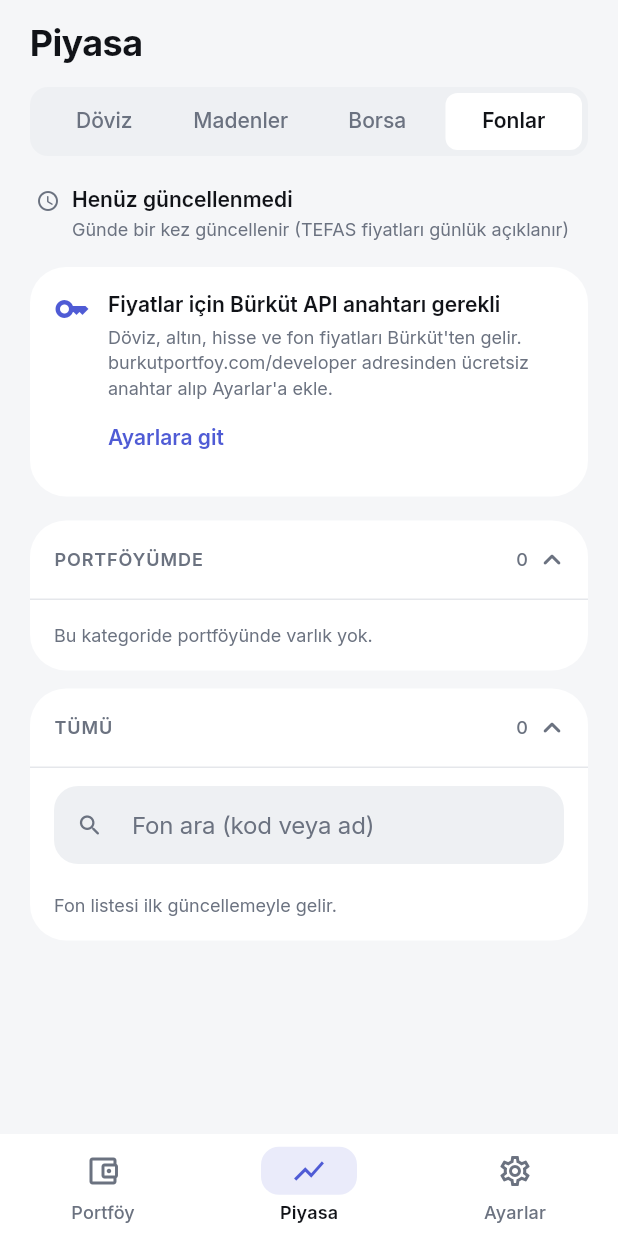
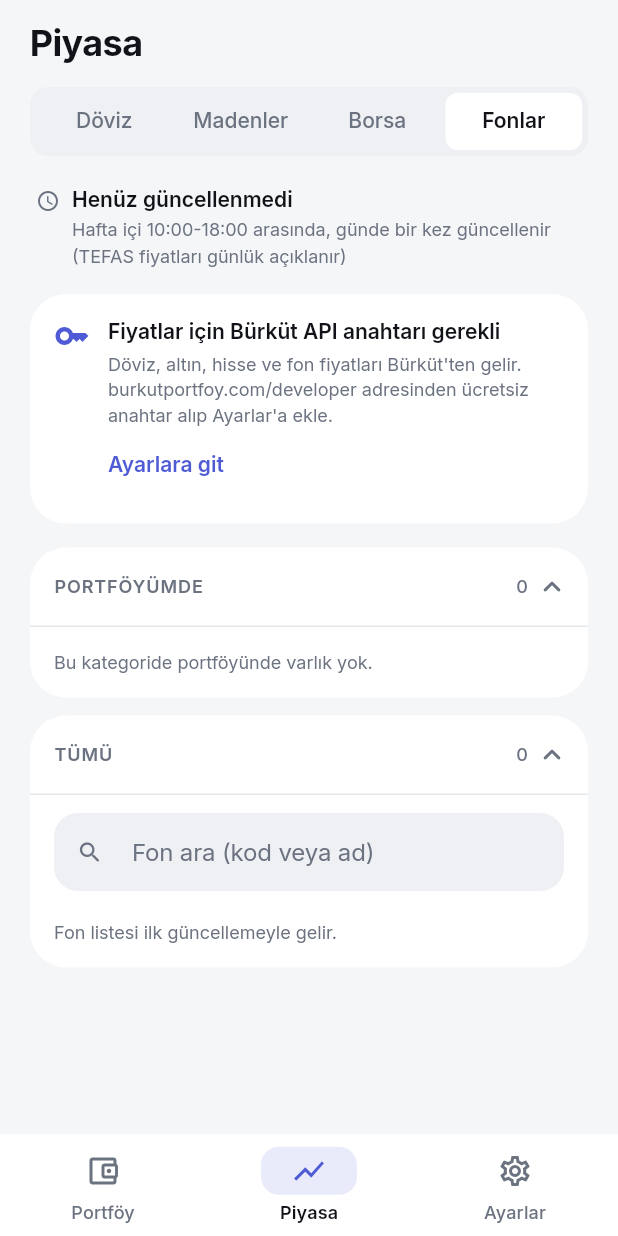
Before and after one commit to oomerkaya/Capira, a Flutter app: the MarketScreen screen opened by its route, tab 4 chosen, on a phone screen of 412 x 824 dp. Run offline on Flutter 3.47's test engine with Material 3 defaults, Android fonts, the phone set to English and light mode, and no system bars; our stand-ins replace decimal, dio, drift, drift_flutter, flutter_riverpod, flutter_secure_storage and 1 more; accounts and stored records are empty; generated files the repository leaves out were written again.

Commit message:
Fetch fund prices once per trading day

```diff
--- a/lib/core/l10n/arb/app_tr.arb
+++ b/lib/core/l10n/arb/app_tr.arb
@@ -83,7 +83,7 @@
     }
   },
   "settingsQuotaExhausted": "Kota doldu",
-  "settingsDataNote": "Fiyatlar Bürküt'ten gelir. Döviz ve altın/gümüş uygulama açıkken saatte bir, hisseler yalnızca hafta içi 10:00-18:00 arasında saatte bir, fonlar günde bir kez güncellenir. Hisse verileri Borsa İstanbul kuralları gereği en az 15 dakika gecikmelidir. Ekranı aşağı çekmek bu süreleri kısaltmaz. Vestra resmi bir Bürküt uygulaması değildir; Bürküt lisanslı bir veri dağıtıcısı değildir.",
+  "settingsDataNote": "Fiyatlar Bürküt'ten gelir. Döviz ve altın/gümüş uygulama açıkken saatte bir, hisseler yalnızca hafta içi 10:00-18:00 arasında saatte bir, fonlar yalnızca hafta içi 10:00-18:00 arasında günde bir kez güncellenir. Hisse verileri Borsa İstanbul kuralları gereği en az 15 dakika gecikmelidir. Ekranı aşağı çekmek bu süreleri kısaltmaz. Vestra resmi bir Bürküt uygulaması değildir; Bürküt lisanslı bir veri dağıtıcısı değildir.",
   "apiKeySheetTitle": "Bürküt API anahtarı",
   "apiKeySheetHelp": "burkutportfoy.com/developer adresinden ücretsiz hesap açıp anahtar oluşturabilirsin (ayda 1.000 istek). Anahtar yalnızca bu cihazda şifreli saklanır.",
   "apiKeyFieldLabel": "API anahtarı",
@@ -259,7 +259,7 @@
   "marketTabFunds": "Fonlar",
   "categoryFunds": "Fonlar",
   "unitShare": "pay",
-  "marketFundsRule": "Günde bir kez güncellenir (TEFAS fiyatları günlük açıklanır)",
+  "marketFundsRule": "Hafta içi 10:00-18:00 arasında, günde bir kez güncellenir (TEFAS fiyatları günlük açıklanır)",
   "marketSearchFunds": "Fon ara (kod veya ad)",
   "marketFundsNotLoaded": "Fon listesi ilk güncellemeyle gelir."
 }
--- a/lib/features/market/domain/services/refresh_policy.dart
+++ b/lib/features/market/domain/services/refresh_policy.dart
@@ -14,7 +14,8 @@ import 'package:vestra/features/market/domain/entities/quote.dart';
 /// - Stocks: only during the BIST session, weekdays 10:00-18:00
 ///   Europe/Istanbul, until 12:30 on half days, never on holidays.
 /// - Funds (TEFAS): once per Istanbul calendar day (prices are published
-///   daily), any time of day.
+///   daily), and only during the BIST session like stocks: no requests at
+///   night, on weekends or holidays.
 /// - Stocks are fetched as the whole BIST market in one request, so a
 ///   newly added stock already has a price from the last snapshot.
 /// - First fetch: a category that has never been fetched (empty cache) is
@@ -68,11 +69,11 @@ abstract final class RefreshPolicy {
     if (_backingOff(now, backoffUntil)) return false;
     if (_coolingDown(now, lastAttempt, manual: manual)) return false;
     if (lastSuccess == null) return true; // first fetch, any time
+    final sessionBound =
+        category == QuoteCategory.stocks || category == QuoteCategory.funds;
+    if (sessionBound && !isSessionOpen(now, calendar)) return false;
     if (category == QuoteCategory.funds) {
       return !_sameIstanbulDay(lastSuccess, now);
-    }
-    if (category == QuoteCategory.stocks && !isSessionOpen(now, calendar)) {
-      return false;
     }
     return _since(lastSuccess, now) >= interval;
   }
@@ -87,16 +88,25 @@ abstract final class RefreshPolicy {
   }) => !manual && lastAttempt != null && _since(lastAttempt, now) < interval;
 
   /// Earliest time a category with this [lastSuccess] may update again;
-  /// `null` if it has never been updated. Funds: next Istanbul midnight.
+  /// `null` if it has never been updated. Funds: the next session opening
+  /// (10:00 Istanbul) on a later trading day.
   static DateTime? nextUpdate(
     DateTime? lastSuccess, {
     QuoteCategory? category,
+    MarketCalendar? calendar,
   }) {
     if (lastSuccess == null) return null;
     if (category == QuoteCategory.funds) {
       final local = toIstanbul(lastSuccess);
-      final nextMidnight = DateTime.utc(local.year, local.month, local.day + 1);
-      return nextMidnight.subtract(istanbulOffset);
+      var day = DateTime.utc(local.year, local.month, local.day + 1);
+      while (day.weekday == DateTime.saturday ||
+          day.weekday == DateTime.sunday ||
+          (calendar?.isClosed(day) ?? false)) {
+        day = DateTime.utc(day.year, day.month, day.day + 1);
+      }
+      return day
+          .add(const Duration(minutes: _openMinute))
+          .subtract(istanbulOffset);
     }
     return lastSuccess.add(interval);
   }
--- a/lib/features/market/presentation/widgets/market_category_tab.dart
+++ b/lib/features/market/presentation/widgets/market_category_tab.dart
@@ -70,6 +70,7 @@ class MarketCategoryTab extends ConsumerWidget {
             quotes: quotes,
             isRefreshing: refresh.refreshing.contains(category),
             sessionOpen: RefreshPolicy.isSessionOpen(DateTime.now(), calendar),
+            calendar: calendar,
           ),
           ?_notice(l10n, refresh, hasKey: hasKey),
           const SizedBox(height: AppSpacing.lg),
@@ -140,6 +141,7 @@ class MarketCategoryTab extends ConsumerWidget {
       final next = RefreshPolicy.nextUpdate(
         _latest(quotes),
         category: category,
+        calendar: calendar,
       );
       if (next == null) return;
       message = l10n.marketUpToDate(DateFormatters.shortDateTime(next));
@@ -199,19 +201,25 @@ class _StatusCard extends StatelessWidget {
     required this.quotes,
     required this.isRefreshing,
     required this.sessionOpen,
+    required this.calendar,
   });
 
   final QuoteCategory category;
   final List<Quote> quotes;
   final bool isRefreshing;
   final bool sessionOpen;
+  final MarketCalendar calendar;
 
   @override
   Widget build(BuildContext context) {
     final l10n = context.l10n;
     final theme = Theme.of(context);
     final latest = MarketCategoryTab._latest(quotes);
-    final next = RefreshPolicy.nextUpdate(latest, category: category);
+    final next = RefreshPolicy.nextUpdate(
+      latest,
+      category: category,
+      calendar: calendar,
+    );
     final isStocks = category == QuoteCategory.stocks;
 
     final title = isRefreshing
```
Also changed, not shown: lib/core/l10n/generated/app_localizations.dart, lib/core/l10n/generated/app_localizations_tr.dart.
